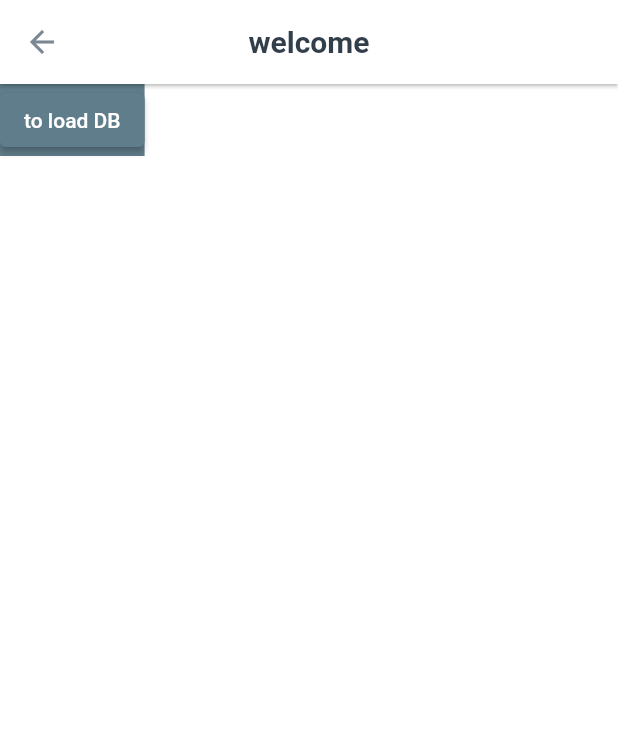
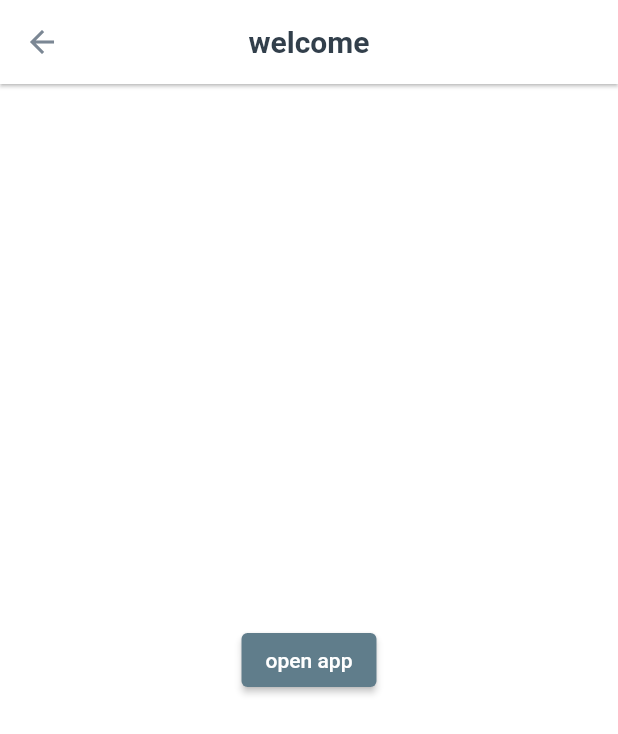
Before and after one commit to a-dev-mobile/Materials, a Flutter app: the WelcomePage screen opened by its route, on a phone screen of 412 x 824 dp. Shown: the top 734 px of the screen. Run offline on Flutter 3.47's test engine with Material 2 defaults, Android fonts, the light colour scheme and no system bars; our stand-ins replace cloud_firestore, firebase_core, firebase_remote_config, get, logger, shared_preferences and 1 more; accounts and stored records are empty.

Commit message:
перевел на sql

```diff
--- a/lib/main.dart
+++ b/lib/main.dart
@@ -48,7 +48,7 @@ class MyApp extends StatelessWidget {
       debugShowCheckedModeBanner: false,
       onGenerateTitle: (context) => TranslateHelper.onGenerateTitle,
       initialRoute:
-          AppGlobalServ.to.isFirstStartApp ? Routes.welcome : Routes.loadDB,
+          AppGlobalServ.to.isFirstStartApp ? Routes.loadDB : Routes.home,
       defaultTransition: Transition.noTransition,
       getPages: AppPage.pages,
       translations: AppTranslation(),
--- a/lib/pages/0_0_welcome/view/welcome_p.dart
+++ b/lib/pages/0_welcome/view/welcome_p.dart
@@ -1,29 +1,27 @@
-
 import 'package:flutter/material.dart';
 import 'package:get/get.dart';
+import 'package:materials/pages/0_welcome/controller/welcome_c.dart';
 
-import 'package:materials/pages/1_1_classes/models/classes_m.dart';
 
 
 import 'package:materials/routes/app_page.dart';
 
-class WelcomePage extends StatelessWidget {
+class WelcomePage extends GetView<WelcomeController> {
   const WelcomePage({Key? key}) : super(key: key);
 
   @override
   Widget build(BuildContext context) {
-
     return Scaffold(
         appBar: AppBar(
           title: Text('welcome'),
         ),
-        body: Container(
-          color: Colors.blueGrey,
+        body: Center(
           child: ElevatedButton(
               onPressed: () {
-                Get.offAndToNamed(Routes.loadDB);
+                Get.offAndToNamed(Routes.home);
+
               },
-              child: Text('to load DB')),
+              child: Text('open app')),
         ));
   }
 }
--- a/lib/pages/1_1_classes/controller/classes_c.dart
+++ /dev/null
@@ -1,26 +0,0 @@
-// ignore_for_file: constant_identifier_names
-
-import 'dart:async';
-import 'dart:io';
-
-import 'package:get/get.dart';
-import 'package:materials/pages/1_1_classes/models/search_m.dart';
-import 'package:materials/services/app_global_serv.dart';
-import 'package:materials/services/app_remote_serv.dart';
-import 'package:materials/utils/app_const.dart';
-import 'package:materials/utils/local_torage.dart';
-import 'package:materials/utils/logger.dart';
-import 'package:path_provider/path_provider.dart';
-import 'package:firebase_core/firebase_core.dart' as firebase_core;
-
-class ClassesController extends GetxController {
-  static ClassesController get to => Get.find();
-  @override
-  void onInit() {
-   if (AppRemoteServ.to.isUpdateDB) {
-      LocalStorage()
-          .setItemInt(AppConstString.keyVersionDB, AppRemoteServ.to.versionDB);
-    }
-    super.onInit();
-  }
-}
--- a/lib/pages/1_2_search/controller/search_controller.dart
+++ b/lib/pages/1_2_search/controller/search_controller.dart
@@ -2,13 +2,13 @@
 
 import 'package:flutter/material.dart';
 import 'package:get/get.dart';
-import 'package:materials/pages/1_1_classes/controller/classes_c.dart';
-import 'package:materials/pages/1_1_classes/models/search_m.dart';
+import 'package:materials/pages/1_1_home/models/search_m.dart';
+
 
 import 'package:materials/services/app_global_serv.dart';
 import 'package:materials/services/app_remote_serv.dart';
 
-late ClassesController c = ClassesController.to;
+
 
 
 class SearchController extends GetxController {
--- a/lib/pages/1_2_search/view/search_page.dart
+++ b/lib/pages/1_2_search/view/search_page.dart
@@ -1,6 +1,6 @@
 import 'package:flutter/material.dart';
 import 'package:get/get.dart';
-import 'package:materials/pages/1_1_classes/controller/classes_c.dart';
+
 
 
 import 'package:materials/pages/1_2_search/controller/search_controller.dart';
@@ -11,7 +11,7 @@
 
 late SearchController c = SearchController.to;
 late AppGlobalServ sGlob = AppGlobalServ.to;
-late ClassesController cClass = ClassesController.to;
+
 
 class SearchPage extends StatelessWidget {
   const SearchPage({Key? key}) : super(key: key);
--- a/lib/routes/app_page.dart
+++ b/lib/routes/app_page.dart
@@ -1,10 +1,10 @@
 import 'package:get/get.dart';
-import 'package:materials/pages/0_0_welcome/controller/welcome_c.dart';
-import 'package:materials/pages/0_0_welcome/view/welcome_p.dart';
-import 'package:materials/pages/0_1_load_db/controller/load_db_c.dart';
-import 'package:materials/pages/0_1_load_db/view/load_db_p.dart';
-import 'package:materials/pages/1_1_classes/controller/classes_c.dart';
-import 'package:materials/pages/1_1_classes/view/classes_p.dart';
+import 'package:materials/pages/0_load_db/controller/load_db_c.dart';
+import 'package:materials/pages/0_load_db/view/load_db_p.dart';
+import 'package:materials/pages/0_welcome/controller/welcome_c.dart';
+import 'package:materials/pages/0_welcome/view/welcome_p.dart';
+import 'package:materials/pages/1_1_home/controller/home_c.dart';
+import 'package:materials/pages/1_1_home/view/home_p.dart';
 
 import 'package:materials/pages/1_2_search/controller/change_log_c.dart';
 import 'package:materials/pages/1_2_search/controller/search_controller.dart';
@@ -26,7 +26,7 @@ import 'package:materials/pages/5_edit/view/edit_p.dart';
 abstract class Routes {
   static const welcome = '/welcome';
   static const loadDB = '/loadDB';
-  static const classes = '/classes';
+  static const home = '/home';
   static const search = '/search';
   static const subClasses = '/subClasses';
   static const names = '/names';
@@ -50,10 +50,10 @@ class AppPage {
           Get.put<LoadDBController>(LoadDBController());
         })),
     GetPage(
-        name: Routes.classes,
-        page: () => const ClassesPage(),
+        name: Routes.home,
+        page: () => const HomePage(),
         binding: BindingsBuilder(() {
-          Get.put<ClassesController>(ClassesController());
+          Get.put<HomeController>(HomeController());
         })),
     GetPage(
         name: Routes.search,
--- a/lib/utils/app_const.dart
+++ b/lib/utils/app_const.dart
@@ -3,9 +3,12 @@
 import 'package:flutter/material.dart';
 
 abstract class AppConstString {
-  static const String keyIsFirstStartApp = 'isFirstStartApp';
-  static const String keyVersionDB = 'versionDB';
-  static const String keyIsUpdateDB = 'isUpdateDB';
+  static const String TABLE_INFO_CHEM = 'info_chem_property';
+  static const String TABLE_PHYS = 'phys_property';
+  static const String keyIsFirstStartApp = 'is_first_start_app';
+  static const String keyVersionDB = 'version_db';
+  static const String keyIsUpdateDB = 'is_update_db';
+  static const String keyPathDB = 'path_db';
   static const String NO_DATA = 'n/a';
   static const String EMAIL = 'a.dev.mobile@gmail.com';
   static const String localeRu = 'ru';
```
Also changed, not shown: lib/pages/0_0_welcome/controller/welcome_c.dart (deleted, +0 -27 lines), lib/pages/0_1_load_db/controller/load_db_c.dart (deleted, +0 -19 lines), lib/pages/0_1_load_db/view/load_db_p.dart (deleted, +0 -29 lines), lib/pages/0_load_db/controller/load_db_c.dart (added, +57 -0 lines), lib/pages/0_load_db/view/load_db_p.dart (added, +51 -0 lines), lib/pages/0_welcome/controller/welcome_c.dart (added, +25 -0 lines), lib/pages/1_1_classes/models/classes_m.dart (deleted, +0 -26 lines), lib/pages/1_1_classes/view/classes_p.dart (deleted, +0 -81 lines), lib/pages/1_1_home/controller/home_c.dart (added, +40 -0 lines), lib/pages/1_1_home/models/home_m.dart (added, +19 -0 lines), lib/pages/1_1_home/view/home_p.dart (added, +74 -0 lines), lib/services/app_global_serv.dart (+21 -3 lines), lib/pages/1_1_home/models/search_m.dart (renamed from lib/pages/1_1_classes/models/search_m.dart), 1 other file.
